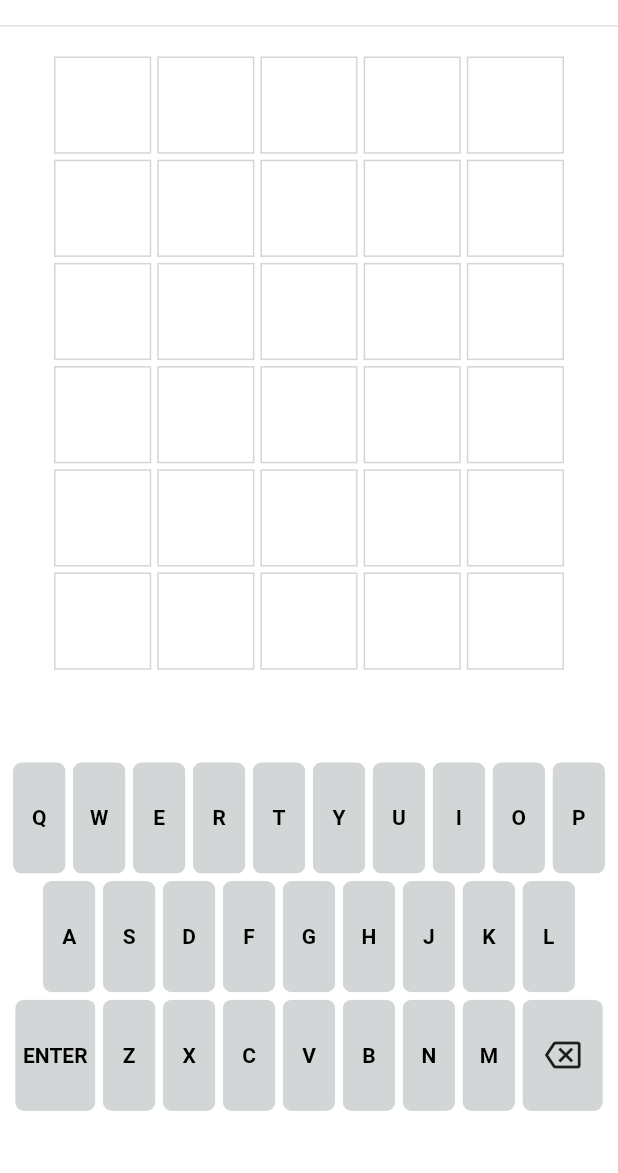
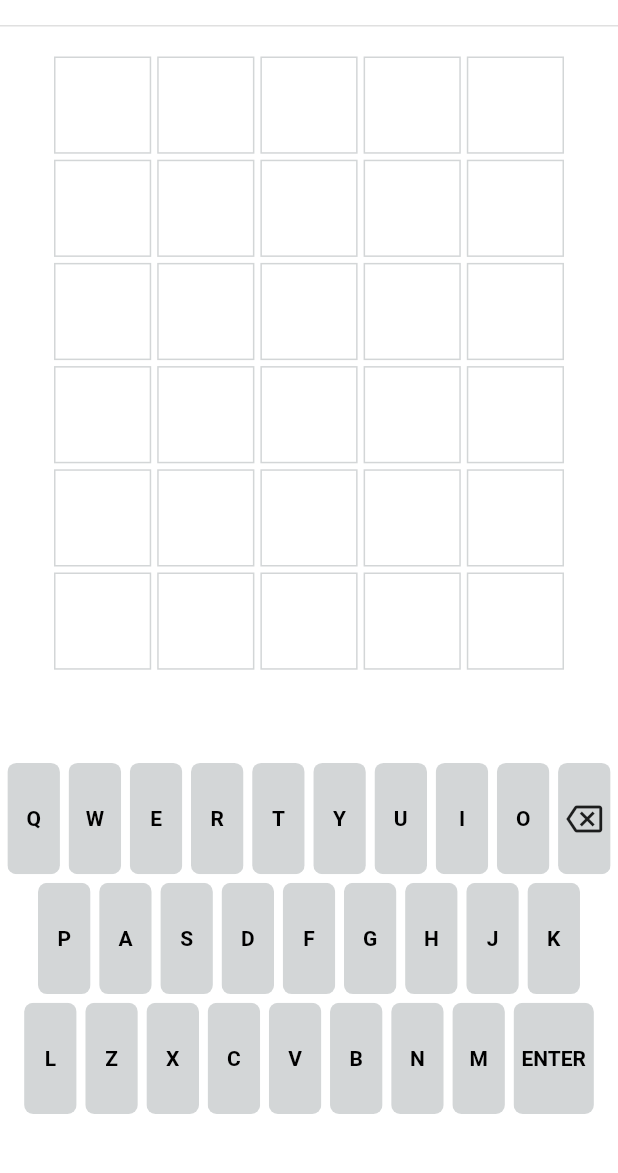
Before and after one commit to Runssae/Wordle-Flutter, a Flutter app: the screen it shows after launch, on a phone screen of 412 x 824 dp, the part 59-1232 px from its top. Run offline on Flutter 3.47's test engine with Material 2 defaults, Android fonts, the phone set to English and light mode, and no system bars; our stand-ins replace charts_flutter, shared_preferences.

Commit message:
Keyboard Update

```diff
--- a/wordle-clone-master/lib/components/keyboard_row.dart
+++ b/wordle-clone-master/lib/components/keyboard_row.dart
@@ -43,11 +43,11 @@ class KeyboardRow extends StatelessWidget {
                 }
 
                 return Padding(
-                    padding: EdgeInsets.all(size.width * 0.006),
+                    padding: EdgeInsets.all(size.width * 0.007),
                     child: ClipRRect(
                         borderRadius: BorderRadius.circular(6),
                         child: SizedBox(
-                          width: e.key == 'ENTER' || e.key == 'BACK'
+                          width: e.key == 'ENTER'
                               ? size.width * 0.13
                               : size.width * 0.085,
                           height: size.height * 0.090,
--- a/wordle-clone-master/lib/data/keys_map.dart
+++ b/wordle-clone-master/lib/data/keys_map.dart
@@ -10,6 +10,7 @@ Map<String, AnswerStage> keysMap = {
   'U': AnswerStage.notAnswered,
   'I': AnswerStage.notAnswered,
   'O': AnswerStage.notAnswered,
+  'BACK': AnswerStage.notAnswered,
   'P': AnswerStage.notAnswered,
   'A': AnswerStage.notAnswered,
   'S': AnswerStage.notAnswered,
@@ -20,7 +21,6 @@ Map<String, AnswerStage> keysMap = {
   'J': AnswerStage.notAnswered,
   'K': AnswerStage.notAnswered,
   'L': AnswerStage.notAnswered,
-  'ENTER': AnswerStage.notAnswered,
   'Z': AnswerStage.notAnswered,
   'X': AnswerStage.notAnswered,
   'C': AnswerStage.notAnswered,
@@ -28,5 +28,5 @@ Map<String, AnswerStage> keysMap = {
   'B': AnswerStage.notAnswered,
   'N': AnswerStage.notAnswered,
   'M': AnswerStage.notAnswered,
-  'BACK': AnswerStage.notAnswered,
+  'ENTER': AnswerStage.notAnswered,
 };
```
